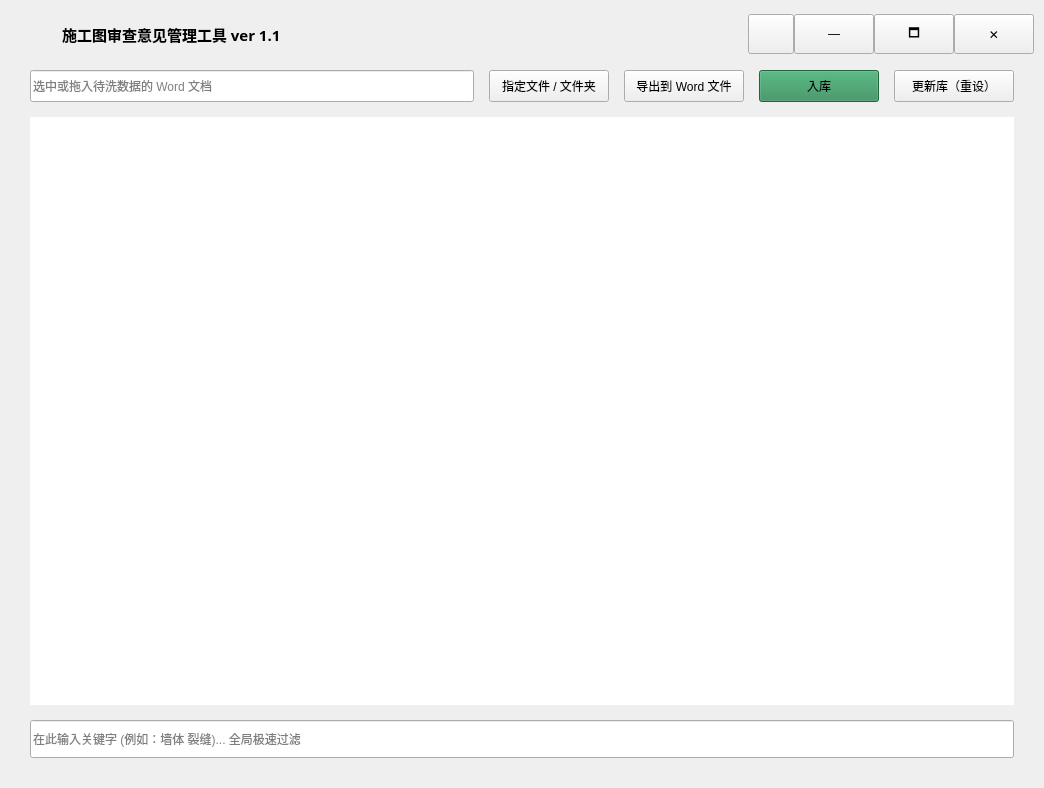
zaas2/OpinionViewer, file OpinionViewer/OpinionViewer.ui: the form before one commit.
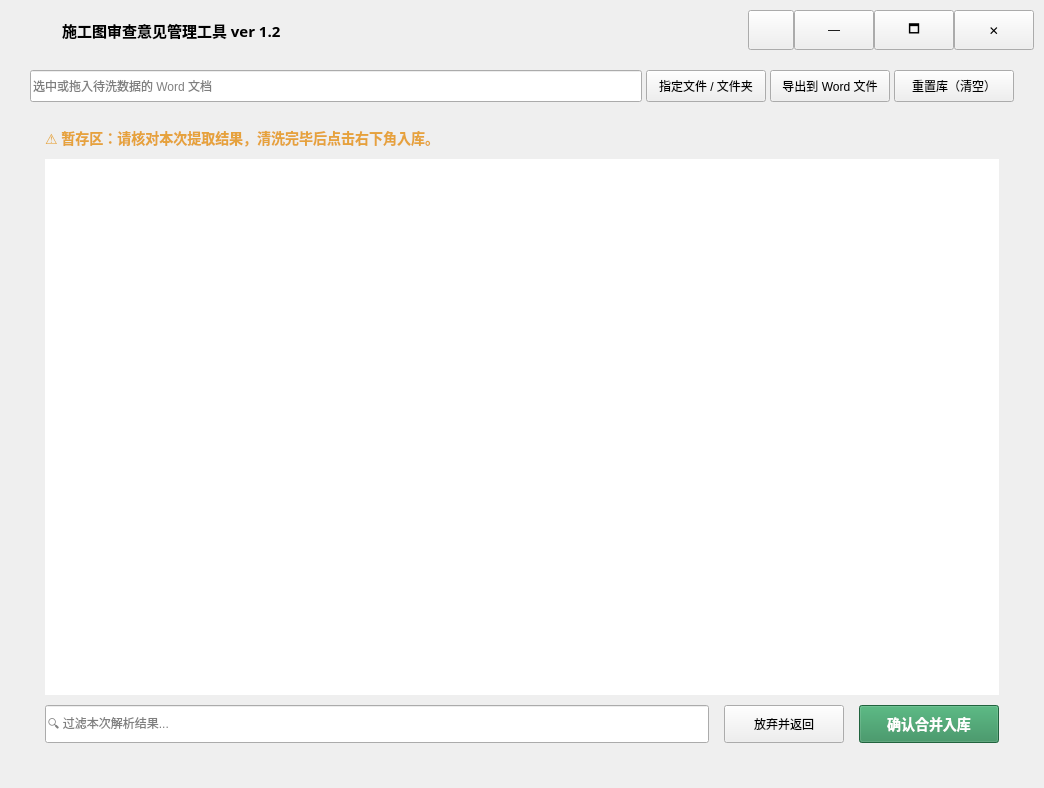
The form after the commit. The open tabs and pages were chosen to show the change. Icons and pictures are not drawn. Custom widgets are drawn as their Qt base class.

Commit message: Release v1.2.0: 增量扫描、沙盒机制与自动更新

Patch:
```diff
--- a/OpinionViewer/OpinionViewer.ui
+++ b/OpinionViewer/OpinionViewer.ui
@@ -58,7 +58,7 @@
         <property name="maximumSize">
          <size>
           <width>16777215</width>
-          <height>32</height>
+          <height>40</height>
          </size>
         </property>
         <layout class="QHBoxLayout" name="horizontalLayoutTitle">
@@ -118,7 +118,7 @@
             </font>
            </property>
            <property name="text">
-            <string>施工图审查意见管理工具 ver 1.1</string>
+            <string>施工图审查意见管理工具 ver 1.2</string>
            </property>
           </widget>
          </item>
@@ -209,6 +209,9 @@
         </property>
         <item>
          <layout class="QHBoxLayout" name="horizontalLayoutControl">
+          <property name="spacing">
+           <number>4</number>
+          </property>
           <item>
            <widget class="QLineEdit" name="lineEditPath">
             <property name="minimumSize">
@@ -254,25 +257,6 @@
             </property>
            </widget>
           </item>
-          <item>
-           <widget class="QPushButton" name="btnImport">
-            <property name="minimumSize">
-             <size>
-              <width>120</width>
-              <height>32</height>
-             </size>
-            </property>
-            <property name="cursor">
-             <cursorShape>PointingHandCursor</cursorShape>
-            </property>
-            <property name="styleSheet">
-             <string>background-color: #2E8B57;</string>
-            </property>
-            <property name="text">
-             <string>入库</string>
-            </property>
-           </widget>
-          </item>
           <item>
            <widget class="QPushButton" name="btnUpdateDb">
             <property name="minimumSize">
@@ -282,36 +266,159 @@
              </size>
             </property>
             <property name="text">
-             <string>更新库（重设）</string>
+             <string>重置库（清空）</string>
             </property>
            </widget>
           </item>
          </layout>
         </item>
         <item>
-         <widget class="MyTableView" name="tableView">
-          <property name="focusPolicy">
-           <enum>Qt::FocusPolicy::StrongFocus</enum>
+         <widget class="QStackedWidget" name="stackedWidget">
+          <property name="currentIndex">
+           <number>0</number>
           </property>
-          <property name="frameShape">
-           <enum>QFrame::Shape::NoFrame</enum>
-          </property>
-         </widget>
-        </item>
-        <item>
-         <widget class="QLineEdit" name="lineEditSearch">
-          <property name="minimumSize">
-           <size>
-            <width>0</width>
-            <height>38</height>
-           </size>
-          </property>
-          <property name="placeholderText">
-           <string>在此输入关键字 (例如：墙体 裂缝)... 全局极速过滤</string>
-          </property>
-          <property name="clearButtonEnabled">
-           <bool>true</bool>
-          </property>
+          <widget class="QWidget" name="pageDatabase">
+           <layout class="QVBoxLayout" name="verticalLayoutDB">
+            <property name="spacing">
+             <number>10</number>
+            </property>
+            <property name="leftMargin">
+             <number>0</number>
+            </property>
+            <property name="topMargin">
+             <number>0</number>
+            </property>
+            <property name="rightMargin">
+             <number>0</number>
+            </property>
+            <property name="bottomMargin">
+             <number>0</number>
+            </property>
+            <item>
+             <widget class="MyTableView" name="tableViewDB">
+              <property name="focusPolicy">
+               <enum>Qt::FocusPolicy::StrongFocus</enum>
+              </property>
+              <property name="frameShape">
+               <enum>QFrame::Shape::NoFrame</enum>
+              </property>
+             </widget>
+            </item>
+            <item>
+             <widget class="QLineEdit" name="lineEditSearchDB">
+              <property name="minimumSize">
+               <size>
+                <width>0</width>
+                <height>38</height>
+               </size>
+              </property>
+              <property name="placeholderText">
+               <string>在此输入关键字 (例如：墙体 裂缝)... 全库极速过滤</string>
+              </property>
+              <property name="clearButtonEnabled">
+               <bool>true</bool>
+              </property>
+             </widget>
+            </item>
+           </layout>
+          </widget>
+          <widget class="QWidget" name="pageImport">
+           <layout class="QVBoxLayout" name="verticalLayoutImport">
+            <property name="spacing">
+             <number>10</number>
+            </property>
+            <property name="leftMargin">
+             <number>15</number>
+            </property>
+            <property name="topMargin">
+             <number>10</number>
+            </property>
+            <property name="rightMargin">
+             <number>15</number>
+            </property>
+            <property name="bottomMargin">
+             <number>15</number>
+            </property>
+            <item>
+             <widget class="QLabel" name="lblImportInfo">
+              <property name="styleSheet">
+               <string>color: #E6A23C; font-weight: bold; font-size: 14px;</string>
+              </property>
+              <property name="text">
+               <string>⚠️ 暂存区：请核对本次提取结果，清洗完毕后点击右下角入库。</string>
+              </property>
+             </widget>
+            </item>
+            <item>
+             <widget class="MyTableView" name="tableViewImport">
+              <property name="focusPolicy">
+               <enum>Qt::FocusPolicy::StrongFocus</enum>
+              </property>
+              <property name="frameShape">
+               <enum>QFrame::Shape::NoFrame</enum>
+              </property>
+             </widget>
+            </item>
+            <item>
+             <layout class="QHBoxLayout" name="horizontalLayoutImportBottom">
+              <property name="spacing">
+               <number>15</number>
+              </property>
+              <item>
+               <widget class="QLineEdit" name="lineEditSearchImport">
+                <property name="minimumSize">
+                 <size>
+                  <width>0</width>
+                  <height>38</height>
+                 </size>
+                </property>
+                <property name="placeholderText">
+                 <string>🔍 过滤本次解析结果...</string>
+                </property>
+                <property name="clearButtonEnabled">
+                 <bool>true</bool>
+                </property>
+               </widget>
+              </item>
+              <item>
+               <widget class="QPushButton" name="btnCancelImport">
+                <property name="minimumSize">
+                 <size>
+                  <width>120</width>
+                  <height>38</height>
+                 </size>
+                </property>
+                <property name="cursor">
+                 <cursorShape>PointingHandCursor</cursorShape>
+                </property>
+                <property name="text">
+                 <string>放弃并返回</string>
+                </property>
+               </widget>
+              </item>
+              <item>
+               <widget class="QPushButton" name="btnImport">
+                <property name="minimumSize">
+                 <size>
+                  <width>140</width>
+                  <height>38</height>
+                 </size>
+                </property>
+                <property name="cursor">
+                 <cursorShape>PointingHandCursor</cursorShape>
+                </property>
+                <property name="styleSheet">
+                 <string>background-color: #2E8B57; color: white; font-weight: bold; font-size: 14px;</string>
+                </property>
+                <property name="text">
+                 <string>确认合并入库</string>
+                </property>
+               </widget>
+              </item>
+             </layout>
+            </item>
+           </layout>
+          </widget>
          </widget>
         </item>
        </layout>
```
The commit also changes 17 other files.
